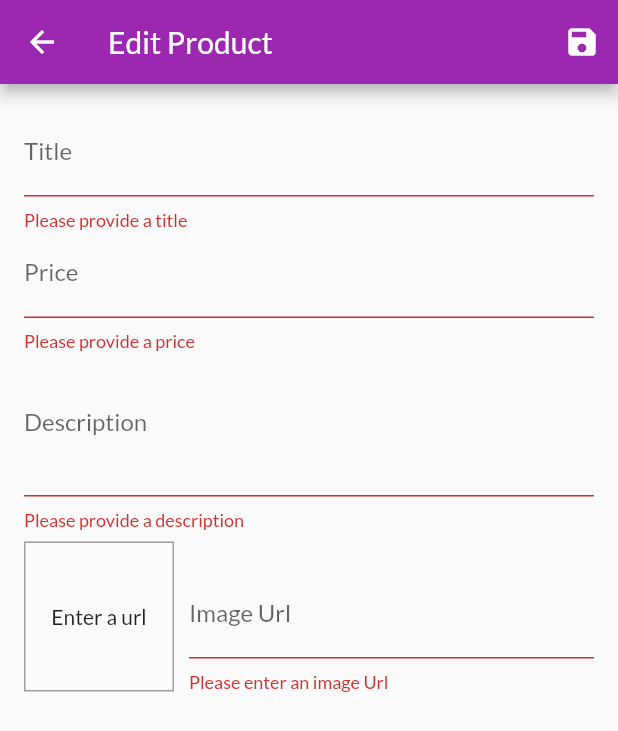
After one commit to chege-kimaru/flutter-shop-app, a Flutter app: the EditUserProductScreen screen opened by its route, after a tap on the "save" icon, on a phone screen of 412 x 824 dp. The commit adds this screen. Shown: the top 731 px of the screen. Run offline on Flutter 3.47's test engine with Material 2 defaults, Android fonts, the phone set to English and light mode, and no system bars; network calls fail.

Commit message:
feat: user-input and feedback

```diff
--- a/lib/main.dart
+++ b/lib/main.dart
@@ -2,7 +2,9 @@ import 'package:flutter/material.dart';
 import 'package:provider/provider.dart';
 import 'package:shop_app/providers/orders.dart';
 import 'package:shop_app/screens/cart_screen.dart';
+import 'package:shop_app/screens/edit_user_product_screen.dart';
 import 'package:shop_app/screens/orders_screen.dart';
+import 'package:shop_app/screens/user_products_screen.dart';
 
 import './screens/products_overview_screen.dart';
 import './screens/product_details_screen.dart';
@@ -46,6 +48,8 @@ class MyApp extends StatelessWidget {
           ProductDetailsScreen.routeName: (ctx) => ProductDetailsScreen(),
           CartScreen.routeName: (ctx) => CartScreen(),
           OrdersScreen.routeName: (ctx) => OrdersScreen(),
+          UserProductsScreen.routeName: (ctx) => UserProductsScreen(),
+          EditUserProductScreen.routeName: (ctx) => EditUserProductScreen()
         },
       ),
     );
--- a/lib/providers/product.dart
+++ b/lib/providers/product.dart
@@ -16,7 +16,7 @@ class Product with ChangeNotifier {
       @required this.imageUrl,
       this.isFavorite});
 
-  bool toggleFavoriteStatus() {
+  void toggleFavoriteStatus() {
     if (this.isFavorite == null) {
       this.isFavorite = false;
     }
--- a/lib/providers/products.dart
+++ b/lib/providers/products.dart
@@ -51,7 +51,28 @@ class Products with ChangeNotifier {
     return _items.firstWhere((element) => element.id == id);
   }
 
-  void addProduct() {
+  void addProduct(Product product) {
+    final newProduct = Product(
+        id: DateTime.now().toString(),
+        title: product.title,
+        description: product.description,
+        price: product.price,
+        imageUrl: product.imageUrl);
+    _items.add(newProduct);
+    // _items.insert(0, newProduct); //insert at start of list
+    notifyListeners();
+  }
+
+  void editProduct(String id, Product product) {
+    final productIndex = _items.indexWhere((element) => element.id == id);
+    if (productIndex >= 0) {
+      _items[productIndex] = product;
+    } else {}
+    notifyListeners();
+  }
+
+  void deleteProduct(String id) {
+    _items.removeWhere((element) => element.id == id);
     notifyListeners();
   }
 }
--- /dev/null
+++ b/lib/screens/edit_user_product_screen.dart
@@ -0,0 +1,255 @@
+import 'package:flutter/material.dart';
+import 'package:provider/provider.dart';
+import 'package:shop_app/providers/product.dart';
+import 'package:shop_app/providers/products.dart';
+
+class EditUserProductScreen extends StatefulWidget {
+  static const routeName = '/edit-product';
+
+  @override
+  _EditUserProductScreenState createState() => _EditUserProductScreenState();
+}
+
+class _EditUserProductScreenState extends State<EditUserProductScreen> {
+  final _priceFocusNode = FocusNode();
+  final _descriptionFocusNode = FocusNode();
+  final _imageUrlController = TextEditingController();
+  final _imageUrlFocusNode = FocusNode();
+  final _form = GlobalKey<FormState>();
+  var _editedProduct = Product(
+      id: null, title: null, description: null, price: 0.0, imageUrl: null);
+  var _isInit = true;
+  var _initValues = {'title': '', 'price': '', 'description': ''};
+
+  @override
+  void initState() {
+    _imageUrlFocusNode.addListener(_updateImageUrl);
+    super.initState();
+  }
+
+  @override
+  void didChangeDependencies() {
+    // we could have used initState but not suitable as context might not be available
+    if (_isInit) {
+      final productId = ModalRoute.of(context).settings.arguments as String;
+      if (productId != null) {
+        _editedProduct = Provider.of<Products>(context).findById(productId);
+        _initValues = {
+          'title': _editedProduct.title,
+          'price': _editedProduct.price.toString(),
+          'description': _editedProduct.description
+        };
+        // you can't use both initial value and controller on sam etext field, so set
+        // initial value on conroller
+        _imageUrlController.text = _editedProduct.imageUrl;
+      }
+    }
+    _isInit = false;
+    super.didChangeDependencies();
+  }
+
+  @override
+  void dispose() {
+    _imageUrlFocusNode.removeListener(_updateImageUrl);
+    _priceFocusNode.dispose();
+    _descriptionFocusNode.dispose();
+    _imageUrlController.dispose();
+    _imageUrlFocusNode.dispose();
+    super.dispose();
+  }
+
+  _updateImageUrl() {
+    final value = _imageUrlController.text;
+    if (!value.startsWith('http') && !value.startsWith('https')) {
+      return;
+    }
+    if (!value.endsWith('.png') &&
+        !value.endsWith('.jpg') &&
+        !value.endsWith('.jpeg')) {
+      return;
+    }
+    if (!_imageUrlFocusNode.hasFocus) {
+      setState(() {});
+    }
+  }
+
+  _saveForm() {
+    // trigger validation if autovalidate is not on
+    final isValid = _form.currentState.validate();
+    if (!isValid) return;
+    _form.currentState.save();
+    if (_editedProduct.id != null) {
+      Provider.of<Products>(context, listen: false)
+          .editProduct(_editedProduct.id, _editedProduct);
+    } else {
+      Provider.of<Products>(context, listen: false).addProduct(_editedProduct);
+    }
+    Navigator.of(context).pop();
+  }
+
+  @override
+  Widget build(BuildContext context) {
+    return Scaffold(
+      appBar: AppBar(
+        title: Text('Edit Product'),
+        actions: [
+          IconButton(
+            icon: Icon(Icons.save),
+            onPressed: _saveForm,
+          )
+        ],
+      ),
+      body: Padding(
+        padding: EdgeInsets.all(16),
+        child: Form(
+          key: _form,
+          child: ListView(
+            children: [
+              TextFormField(
+                initialValue: _initValues['title'],
+                decoration: InputDecoration(
+                  labelText: 'Title',
+                ),
+                textInputAction: TextInputAction.next,
+                onFieldSubmitted: (_) {
+                  FocusScope.of(context).requestFocus(_priceFocusNode);
+                },
+                validator: (value) {
+                  if (value.isEmpty) {
+                    return 'Please provide a title';
+                  }
+                  return null;
+                },
+                onSaved: (newValue) {
+                  _editedProduct = Product(
+                      id: _editedProduct.id,
+                      isFavorite: _editedProduct.isFavorite,
+                      title: newValue,
+                      description: _editedProduct.description,
+                      price: _editedProduct.price,
+                      imageUrl: _editedProduct.imageUrl);
+                },
+              ),
+              TextFormField(
+                initialValue: _initValues['price'],
+                decoration: InputDecoration(
+                  labelText: 'Price',
+                ),
+                textInputAction: TextInputAction.next,
+                keyboardType: TextInputType.number,
+                focusNode: _priceFocusNode,
+                onFieldSubmitted: (_) {
+                  FocusScope.of(context).requestFocus(_descriptionFocusNode);
+                },
+                validator: (value) {
+                  if (value.isEmpty) {
+                    return 'Please provide a price';
+                  }
+                  if (double.tryParse(value) == null) {
+                    return 'Please provide a valid number';
+                  }
+                  if (double.parse(value) <= 0) {
+                    return 'Please provide a number greater than zero';
+                  }
+                  return null;
+                },
+                onSaved: (newValue) {
+                  _editedProduct = Product(
+                      id: _editedProduct.id,
+                      isFavorite: _editedProduct.isFavorite,
+                      title: _editedProduct.title,
+                      description: _editedProduct.description,
+                      price: double.parse(newValue),
+                      imageUrl: _editedProduct.imageUrl);
+                },
+              ),
+              TextFormField(
+                initialValue: _initValues['description'],
+                decoration: InputDecoration(
+                  labelText: 'Description',
+                ),
+                maxLines: 3,
+                keyboardType: TextInputType.multiline,
+                focusNode: _descriptionFocusNode,
+                validator: (value) {
+                  if (value.isEmpty) {
+                    return 'Please provide a description';
+                  }
+                  if (value.length < 10) {
+                    return 'Should be at least 10 characters';
+                  }
+                  return null;
+                },
+                onSaved: (newValue) {
+                  _editedProduct = Product(
+                      id: _editedProduct.id,
+                      isFavorite: _editedProduct.isFavorite,
+                      title: _editedProduct.title,
+                      description: newValue,
+                      price: _editedProduct.price,
+                      imageUrl: _editedProduct.imageUrl);
+                },
+              ),
+              Row(
+                crossAxisAlignment: CrossAxisAlignment.end,
+                children: [
+                  Container(
+                    width: 100,
+                    height: 100,
+                    margin: EdgeInsets.only(top: 8, right: 10),
+                    alignment: Alignment.center,
+                    decoration: BoxDecoration(
+                        border: Border.all(width: 1, color: Colors.grey)),
+                    child: _imageUrlController.text.isEmpty
+                        ? Text('Enter a url')
+                        : FittedBox(
+                            child: Image.network(
+                            _imageUrlController.text,
+                            fit: BoxFit.cover,
+                          )),
+                  ),
+                  Expanded(
+                    child: TextFormField(
+                      decoration: InputDecoration(
+                        labelText: 'Image Url',
+                      ),
+                      keyboardType: TextInputType.url,
+                      textInputAction: TextInputAction.done,
+                      controller: _imageUrlController,
+                      focusNode: _imageUrlFocusNode,
+                      onFieldSubmitted: (_) => _saveForm(),
+                      validator: (value) {
+                        if (value.isEmpty) {
+                          return 'Please enter an image Url';
+                        }
+                        if (!value.startsWith('http') &&
+                            !value.startsWith('https')) {
+                          return 'Please enter a valid url';
+                        }
+                        if (!value.endsWith('.png') &&
+                            !value.endsWith('.jpg') &&
+                            !value.endsWith('.jpeg')) {
+                          return 'Please enter a valid image url';
+                        }
+                        return null;
+                      },
+                      onSaved: (newValue) {
+                        _editedProduct = Product(
+                            id: _editedProduct.id,
+                            isFavorite: _editedProduct.isFavorite,
+                            title: _editedProduct.title,
+                            description: _editedProduct.description,
+                            price: _editedProduct.price,
+                            imageUrl: newValue);
+                      },
+                    ),
+                  ),
+                ],
+              ),
+            ],
+          ),
+        ),
+      ),
+    );
+  }
+}
--- a/lib/screens/product_details_screen.dart
+++ b/lib/screens/product_details_screen.dart
@@ -1,9 +1,6 @@
 import 'package:flutter/material.dart';
 import 'package:provider/provider.dart';
 import 'package:shop_app/providers/products.dart';
-import 'package:shop_app/widgets/app_drawer.dart';
-
-import '../providers/product.dart';
 
 class ProductDetailsScreen extends StatelessWidget {
   static const routeName = '/product-details';
--- a/lib/screens/products_overview_screen.dart
+++ b/lib/screens/products_overview_screen.dart
@@ -5,8 +5,6 @@ import 'package:shop_app/screens/cart_screen.dart';
 import 'package:shop_app/widgets/app_drawer.dart';
 import 'package:shop_app/widgets/badge.dart';
 import 'package:shop_app/widgets/products_grid.dart';
-
-import '../providers/products.dart';
 
 enum FilterOptions { Favorites, All }
 
--- a/lib/widgets/app_drawer.dart
+++ b/lib/widgets/app_drawer.dart
@@ -1,5 +1,6 @@
 import 'package:flutter/material.dart';
 import 'package:shop_app/screens/orders_screen.dart';
+import 'package:shop_app/screens/user_products_screen.dart';
 
 class AppDrawer extends StatelessWidget {
   @override
@@ -27,6 +28,15 @@ class AppDrawer extends StatelessWidget {
                   .pushReplacementNamed(OrdersScreen.routeName);
             },
           ),
+          Divider(),
+          ListTile(
+            leading: Icon(Icons.edit),
+            title: Text('My Products'),
+            onTap: () {
+              Navigator.of(context)
+                  .pushReplacementNamed(UserProductsScreen.routeName);
+            },
+          ),
         ],
       ),
     );
--- a/lib/widgets/products_grid.dart
+++ b/lib/widgets/products_grid.dart
@@ -1,7 +1,6 @@
 import 'package:flutter/material.dart';
 import 'package:provider/provider.dart';
 
-import 'package:shop_app/providers/product.dart';
 import 'package:shop_app/providers/products.dart';
 import 'package:shop_app/widgets/product_item.dart';
 
```
Also changed, not shown: lib/providers/cart.dart (+18 -0 lines), lib/screens/user_products_screen.dart (added, +43 -0 lines), lib/widgets/cart_item.dart (+21 -0 lines), lib/widgets/product_item.dart (+10 -0 lines), lib/widgets/user_product_item.dart (added, +44 -0 lines).
